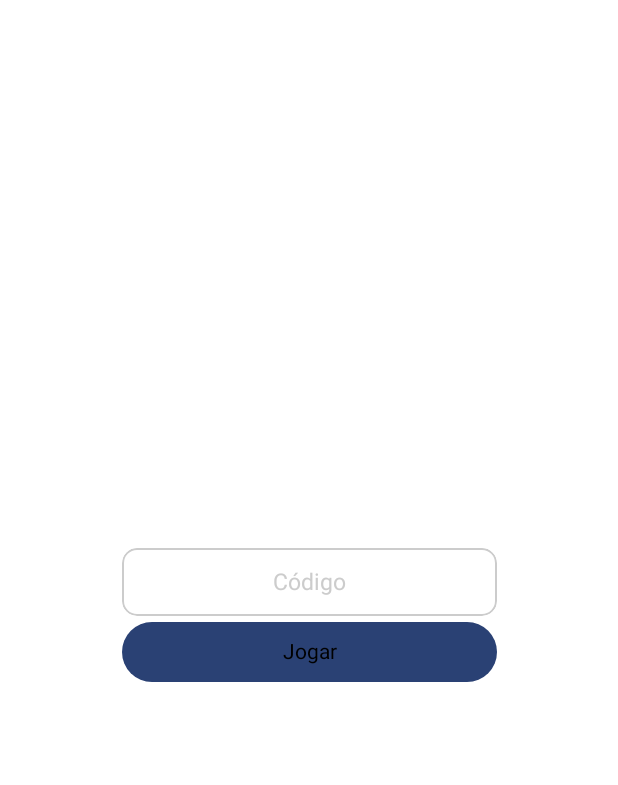
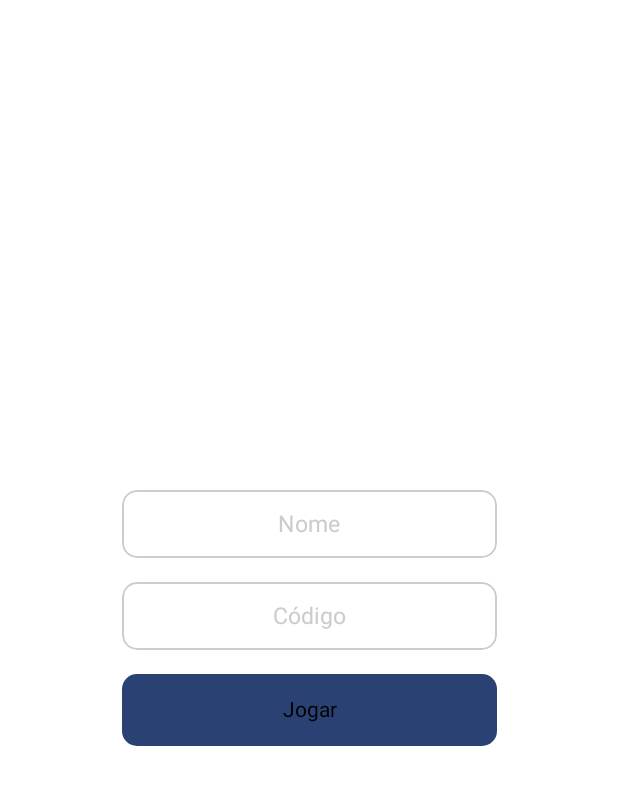
Before and after one commit to LKaio16/arte-em-foco-unifor, an Android app built with Jetpack Compose: the QuizEnterCodeScreen screen opened through its navigation route, on a phone screen of 412 x 824 dp. Shown: the top 785 px of the screen. Run offline under Robolectric (Android 15) with nearby library versions, the phone set to English and light mode, and no system bars; our stand-ins replace Dagger/Hilt's generated code, Firebase (no records; nobody signed in at launch, a user with empty details on screens opened directly).

Commit message:
ranking de quiz impolementado e telas ajustadas

```diff
--- a/app/src/main/java/com/example/arteemfoco/screens/quiz/QuizEnterCode.kt
+++ b/app/src/main/java/com/example/arteemfoco/screens/quiz/QuizEnterCode.kt
@@ -1,6 +1,7 @@
 package com.example.arteemfoco.screens.quiz
 
 import QuizViewModel
+import android.content.res.Resources.Theme
 import androidx.compose.foundation.background
 import androidx.compose.foundation.layout.Arrangement
 import androidx.compose.foundation.layout.Box
@@ -30,10 +31,13 @@ import androidx.compose.ui.unit.sp
 import androidx.navigation.NavController
 import androidx.navigation.compose.rememberNavController
 import com.example.arteemfoco.CaixaTexto
+import com.example.arteemfoco.R
 
 @Composable
 fun QuizEnterCodeScreen(navController: NavController, quizViewModel: QuizViewModel) {
     var code by remember { mutableStateOf("") }
+    var name by remember { mutableStateOf("") }
+    val colorPrimary = androidx.compose.material3.MaterialTheme.colorScheme.primary
 
     Column(
         horizontalAlignment = Alignment.CenterHorizontally,
@@ -43,19 +47,27 @@ fun QuizEnterCodeScreen(navController: NavController, quizViewModel: QuizViewMod
             .background(color = Color.White)
     ) {
         CaixaTexto(
+            placeholder = "Nome",
+            text = name,
+            onTextChange = { name = it }
+        )
+        Spacer(Modifier.height(16.dp))
+        CaixaTexto(
             placeholder = "Código",
             text = code,
             onTextChange = { code = it }
         )
-
+        Spacer(Modifier.height(16.dp))
         Button(
-            modifier = Modifier.width(250.dp),
+            modifier = Modifier
+                .width(250.dp)
+                .clip(RoundedCornerShape(10.dp))
+                .background(colorPrimary),
             onClick = {
-                if (code != "") {
+                if (code.isNotBlank() && name.isNotBlank()) {
                     quizViewModel.loadQuiz(code)
-                    navController.navigate("quiz/$code")
+                    navController.navigate("quiz/$code/$name")
                 }
-
             }
         ) {
             Text("Jogar")
```
Also changed, not shown: app/src/main/java/com/example/arteemfoco/screens/admin/QuizAdmView.kt (+13 -3 lines), app/src/main/java/com/example/arteemfoco/screens/admin/QuizAdminRaking.kt (added, +82 -0 lines), app/src/main/java/com/example/arteemfoco/screens/quiz/Quiz.kt (+12 -29 lines), app/src/main/java/com/example/arteemfoco/screens/quiz/QuizViewModel.kt (+30 -8 lines).
